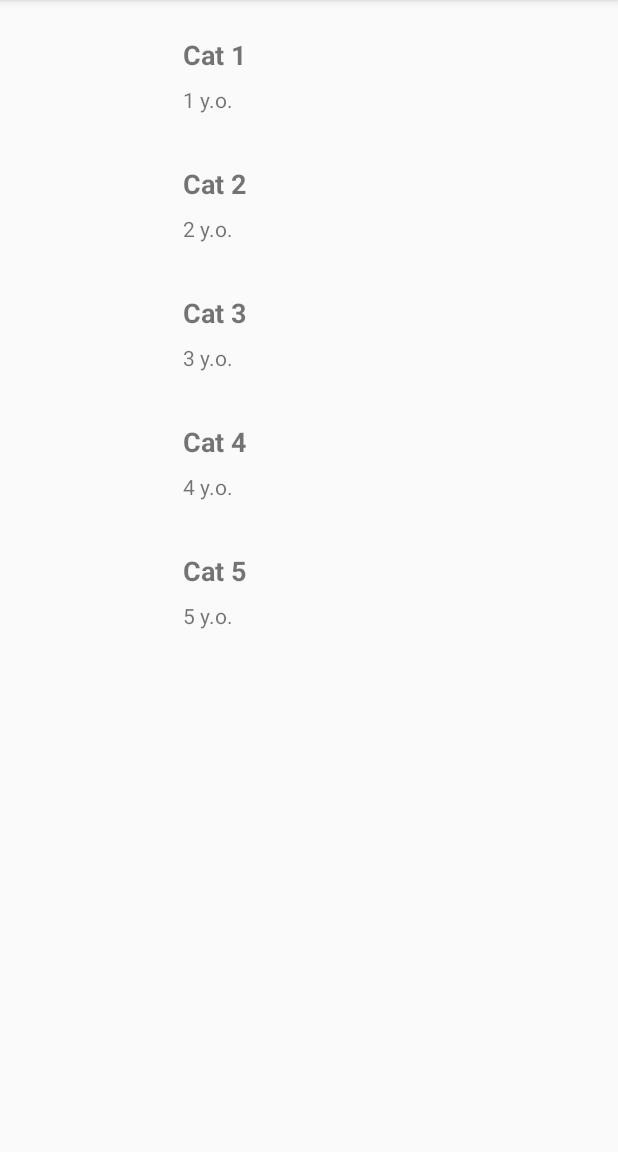
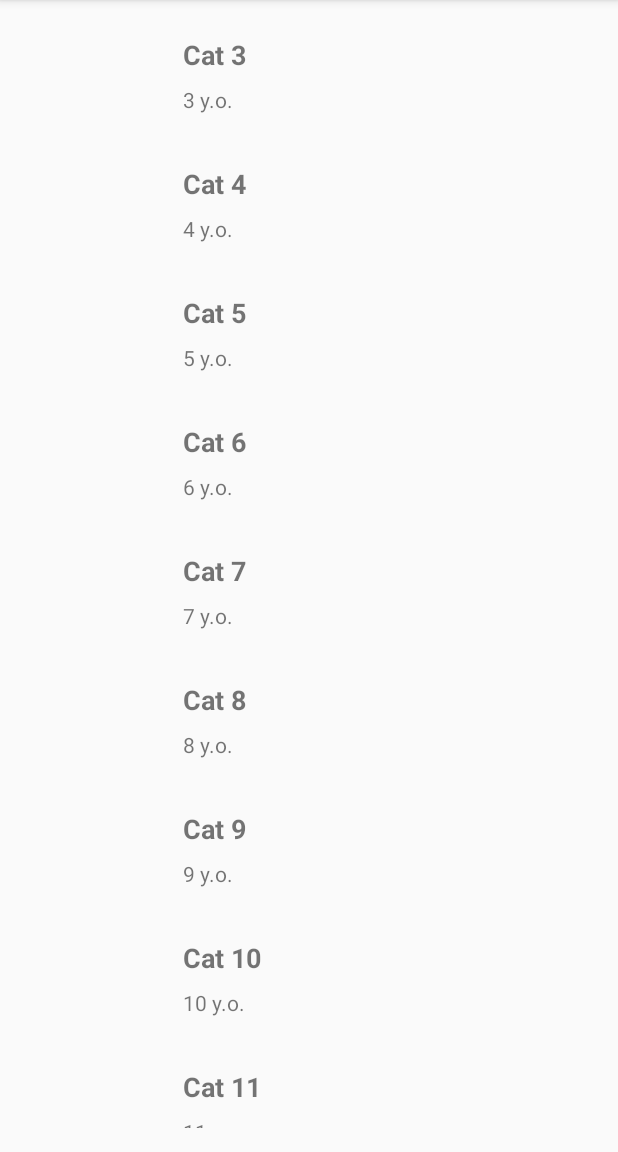
Before and after one commit to masster001/CompainRepo, an Android app: the RecycleViewActivity screen opened directly, with no data from a screen before it, after a tap on an icon or button, on a phone screen of 412 x 824 dp, the part 84-1236 px from its top. Run offline under Robolectric (Android 15) with nearby library versions, the phone set to English and light mode, and no system bars; libraries missing offline, so code that uses them is left out: coil.api.load; pictures from the network do not load; 1 statement that could not run was skipped; 1 other tap on this screen came first.

Commit message:
Recycling viewholders

```diff
--- a/app/src/main/java/com/masstersoft/compainrepo/recycleview/CatViewHolder.kt
+++ b/app/src/main/java/com/masstersoft/compainrepo/recycleview/CatViewHolder.kt
@@ -1,19 +1,34 @@
 package com.masstersoft.compainrepo.recycleview
 
+import android.util.Log
 import android.view.View
 import android.widget.ImageView
 import android.widget.TextView
-import android.widget.Toast
 import androidx.recyclerview.widget.RecyclerView
 import com.masstersoft.compainrepo.R
 
-class CatViewHolder(itemView: View) : RecyclerView.ViewHolder(itemView) {
+class CatViewHolder(itemView: View, index: Int, recyclerView: RecyclerView) : RecyclerView.ViewHolder(itemView) {
     val name = itemView.findViewById<TextView>(R.id.name)
     val age = itemView.findViewById<TextView>(R.id.age)
     val photo = itemView.findViewById<ImageView>(R.id.photo)
+    public val id = index
+    val TAG = "CatAdapter"
+
     init {
-        itemView.setOnClickListener{
-            Toast.makeText(itemView.context, "Item clicked", Toast.LENGTH_SHORT).show()
+        itemView.setOnClickListener {
+            if (recyclerView.adapter is CatsAdapter) {
+                //val adapter: CatsAdapter = recyclerView.adapter as CatsAdapter
+                //val cats = adapter.catsList.toMutableList()
+                //cats.removeAt(itemId.toInt())
+                //recyclerView.adapter = CatsAdapter(cats)
+                Log.d(TAG, "Deleted item with name ${(recyclerView.adapter as CatsAdapter).catsList[itemId.toInt()]}")
+                (recyclerView.adapter as CatsAdapter).catsList.removeAt(itemId.toInt())
+                (recyclerView.adapter as CatsAdapter).notifyDataSetChanged()
+            }
         }
+        Log.d(TAG, "View holder created for ${id}")
     }
+
+
+
 }
--- a/app/src/main/java/com/masstersoft/compainrepo/recycleview/CatsAdapter.kt
+++ b/app/src/main/java/com/masstersoft/compainrepo/recycleview/CatsAdapter.kt
@@ -1,22 +1,42 @@
 package com.masstersoft.compainrepo.recycleview
 
+import android.util.Log
 import android.view.LayoutInflater
 import android.view.ViewGroup
 import androidx.recyclerview.widget.RecyclerView
 import coil.api.load
 import com.masstersoft.compainrepo.R
 
-class CatsAdapter(val catsList: List<Cat>) : RecyclerView.Adapter<CatViewHolder>() {
+class CatsAdapter(val catsList: MutableList<Cat>) : RecyclerView.Adapter<CatViewHolder>() {
+
+    var index = 0
+    val TAG = "CatAdapter"
+
+    var recyclerView: RecyclerView? = null
+
+    init {
+        setHasStableIds(true)
+    }
 
     override fun onCreateViewHolder(parent: ViewGroup, viewType: Int): CatViewHolder {
         val v = LayoutInflater
             .from(parent.context)
             .inflate(R.layout.cat_view_holder, parent, false)
-        return CatViewHolder(v)
+        index++
+        return CatViewHolder(v, index , recyclerView!!)
     }
 
     override fun getItemCount(): Int {
         return catsList.size
+    }
+
+    override fun getItemId(position: Int): Long {
+        return position.toLong()
+    }
+
+    override fun onAttachedToRecyclerView(recyclerView: RecyclerView) {
+        super.onAttachedToRecyclerView(recyclerView)
+        this.recyclerView = recyclerView
     }
 
     override fun onBindViewHolder(holder: CatViewHolder, position: Int) {
@@ -27,5 +47,6 @@ class CatsAdapter(val catsList: List<Cat>) : RecyclerView.Adapter<CatViewHolder>
             age.text = vozrast
             photo.load(cat.photo)
         }
+        Log.d(TAG, "We use holder with id = ${holder.id} item id = ${cat.name}")
     }
 }
--- a/app/src/main/java/com/masstersoft/compainrepo/recycleview/RecycleViewActivity.kt
+++ b/app/src/main/java/com/masstersoft/compainrepo/recycleview/RecycleViewActivity.kt
@@ -20,6 +20,31 @@ class RecycleViewActivity : AppCompatActivity() {
             "https://images.unsplash.com/photo-1503844281047-cf42eade5ca5?ixlib=rb-1.2.1&ixid=eyJhcHBfaWQiOjEyMDd9&auto=format&fit=crop&w=2255&q=80",
             "https://images.unsplash.com/photo-1488740304459-45c4277e7daf?ixlib=rb-1.2.1&ixid=eyJhcHBfaWQiOjEyMDd9&auto=format&fit=crop&w=2250&q=80",
             "https://images.unsplash.com/photo-1503431128871-cd250803fa41?ixlib=rb-1.2.1&ixid=eyJhcHBfaWQiOjEyMDd9&auto=format&fit=crop&w=2250&q=80",
+            "https://images.unsplash.com/photo-1489084917528-a57e68a79a1e?ixlib=rb-1.2.1&ixid=eyJhcHBfaWQiOjEyMDd9&auto=format&fit=crop&w=2250&q=80",
+            "https://images.unsplash.com/photo-1518791841217-8f162f1e1131?ixlib=rb-1.2.1&ixid=eyJhcHBfaWQiOjEyMDd9&auto=format&fit=crop&w=2250&q=80",
+            "https://images.unsplash.com/photo-1503844281047-cf42eade5ca5?ixlib=rb-1.2.1&ixid=eyJhcHBfaWQiOjEyMDd9&auto=format&fit=crop&w=2255&q=80",
+            "https://images.unsplash.com/photo-1488740304459-45c4277e7daf?ixlib=rb-1.2.1&ixid=eyJhcHBfaWQiOjEyMDd9&auto=format&fit=crop&w=2250&q=80",
+            "https://images.unsplash.com/photo-1503431128871-cd250803fa41?ixlib=rb-1.2.1&ixid=eyJhcHBfaWQiOjEyMDd9&auto=format&fit=crop&w=2250&q=80",
+            "https://images.unsplash.com/photo-1489084917528-a57e68a79a1e?ixlib=rb-1.2.1&ixid=eyJhcHBfaWQiOjEyMDd9&auto=format&fit=crop&w=2250&q=80",
+            "https://images.unsplash.com/photo-1518791841217-8f162f1e1131?ixlib=rb-1.2.1&ixid=eyJhcHBfaWQiOjEyMDd9&auto=format&fit=crop&w=2250&q=80",
+            "https://images.unsplash.com/photo-1503844281047-cf42eade5ca5?ixlib=rb-1.2.1&ixid=eyJhcHBfaWQiOjEyMDd9&auto=format&fit=crop&w=2255&q=80",
+            "https://images.unsplash.com/photo-1488740304459-45c4277e7daf?ixlib=rb-1.2.1&ixid=eyJhcHBfaWQiOjEyMDd9&auto=format&fit=crop&w=2250&q=80",
+            "https://images.unsplash.com/photo-1503431128871-cd250803fa41?ixlib=rb-1.2.1&ixid=eyJhcHBfaWQiOjEyMDd9&auto=format&fit=crop&w=2250&q=80",
+            "https://images.unsplash.com/photo-1489084917528-a57e68a79a1e?ixlib=rb-1.2.1&ixid=eyJhcHBfaWQiOjEyMDd9&auto=format&fit=crop&w=2250&q=80",
+            "https://images.unsplash.com/photo-1518791841217-8f162f1e1131?ixlib=rb-1.2.1&ixid=eyJhcHBfaWQiOjEyMDd9&auto=format&fit=crop&w=2250&q=80",
+            "https://images.unsplash.com/photo-1503844281047-cf42eade5ca5?ixlib=rb-1.2.1&ixid=eyJhcHBfaWQiOjEyMDd9&auto=format&fit=crop&w=2255&q=80",
+            "https://images.unsplash.com/photo-1488740304459-45c4277e7daf?ixlib=rb-1.2.1&ixid=eyJhcHBfaWQiOjEyMDd9&auto=format&fit=crop&w=2250&q=80",
+            "https://images.unsplash.com/photo-1503431128871-cd250803fa41?ixlib=rb-1.2.1&ixid=eyJhcHBfaWQiOjEyMDd9&auto=format&fit=crop&w=2250&q=80",
+            "https://images.unsplash.com/photo-1489084917528-a57e68a79a1e?ixlib=rb-1.2.1&ixid=eyJhcHBfaWQiOjEyMDd9&auto=format&fit=crop&w=2250&q=80",
+            "https://images.unsplash.com/photo-1518791841217-8f162f1e1131?ixlib=rb-1.2.1&ixid=eyJhcHBfaWQiOjEyMDd9&auto=format&fit=crop&w=2250&q=80",
+            "https://images.unsplash.com/photo-1503844281047-cf42eade5ca5?ixlib=rb-1.2.1&ixid=eyJhcHBfaWQiOjEyMDd9&auto=format&fit=crop&w=2255&q=80",
+            "https://images.unsplash.com/photo-1488740304459-45c4277e7daf?ixlib=rb-1.2.1&ixid=eyJhcHBfaWQiOjEyMDd9&auto=format&fit=crop&w=2250&q=80",
+            "https://images.unsplash.com/photo-1503431128871-cd250803fa41?ixlib=rb-1.2.1&ixid=eyJhcHBfaWQiOjEyMDd9&auto=format&fit=crop&w=2250&q=80",
+            "https://images.unsplash.com/photo-1489084917528-a57e68a79a1e?ixlib=rb-1.2.1&ixid=eyJhcHBfaWQiOjEyMDd9&auto=format&fit=crop&w=2250&q=80",
+            "https://images.unsplash.com/photo-1518791841217-8f162f1e1131?ixlib=rb-1.2.1&ixid=eyJhcHBfaWQiOjEyMDd9&auto=format&fit=crop&w=2250&q=80",
+            "https://images.unsplash.com/photo-1503844281047-cf42eade5ca5?ixlib=rb-1.2.1&ixid=eyJhcHBfaWQiOjEyMDd9&auto=format&fit=crop&w=2255&q=80",
+            "https://images.unsplash.com/photo-1488740304459-45c4277e7daf?ixlib=rb-1.2.1&ixid=eyJhcHBfaWQiOjEyMDd9&auto=format&fit=crop&w=2250&q=80",
+            "https://images.unsplash.com/photo-1503431128871-cd250803fa41?ixlib=rb-1.2.1&ixid=eyJhcHBfaWQiOjEyMDd9&auto=format&fit=crop&w=2250&q=80",
             "https://images.unsplash.com/photo-1489084917528-a57e68a79a1e?ixlib=rb-1.2.1&ixid=eyJhcHBfaWQiOjEyMDd9&auto=format&fit=crop&w=2250&q=80"
         )
         for (i in 0 until urls.size)
```
